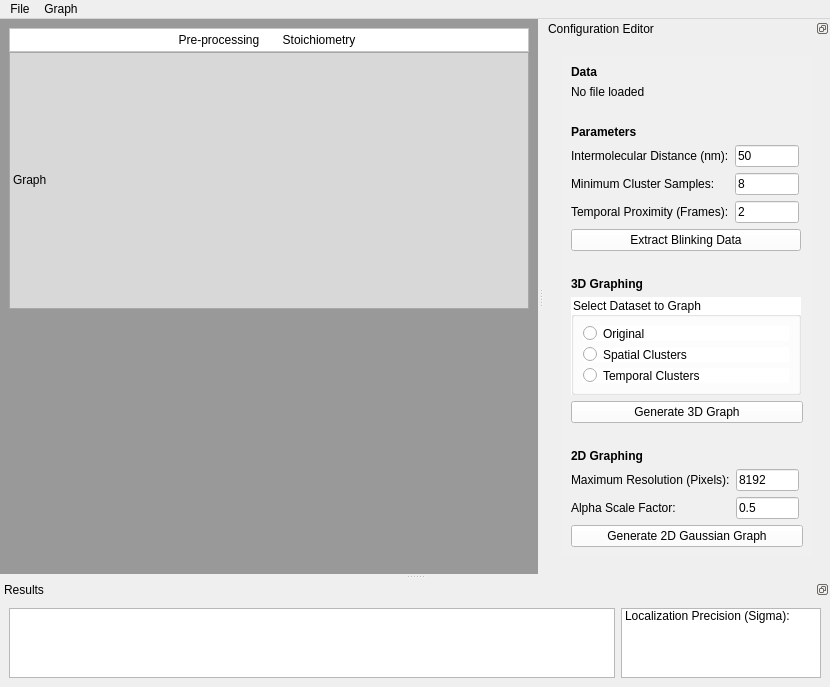
First picture: the form in main.ui, repository thericshi/protein-stoichiometry-quantifier, before the edit.
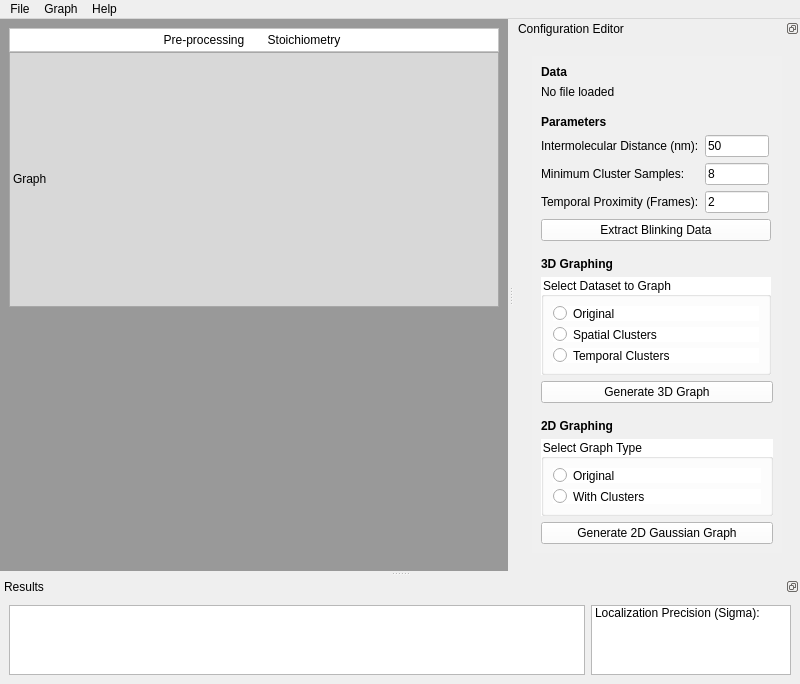
Second picture: the form after the edit.

Commit message: minor changes to UI and initialization config

Patch:
```diff
--- a/main.ui
+++ b/main.ui
@@ -6,8 +6,8 @@
    <rect>
     <x>0</x>
     <y>0</y>
-    <width>830</width>
-    <height>569</height>
+    <width>800</width>
+    <height>566</height>
    </rect>
   </property>
   <property name="sizePolicy">
@@ -322,7 +322,7 @@
     <rect>
      <x>0</x>
      <y>0</y>
-     <width>830</width>
+     <width>800</width>
      <height>18</height>
     </rect>
    </property>
@@ -339,14 +339,21 @@
     </property>
     <addaction name="actionGraph_Dataset"/>
    </widget>
+   <widget class="QMenu" name="menuHelp">
+    <property name="title">
+     <string>Help</string>
+    </property>
+    <addaction name="actionAbout"/>
+   </widget>
    <addaction name="menuFile"/>
    <addaction name="menuGraph"/>
+   <addaction name="menuHelp"/>
   </widget>
   <widget class="QDockWidget" name="confDock">
    <property name="minimumSize">
     <size>
      <width>274</width>
-     <height>461</height>
+     <height>476</height>
     </size>
    </property>
    <property name="maximumSize">
@@ -763,7 +770,7 @@
               <property name="sizeHint" stdset="0">
                <size>
                 <width>230</width>
-                <height>20</height>
+                <height>10</height>
                </size>
               </property>
              </spacer>
@@ -875,7 +882,7 @@
               <property name="sizeHint" stdset="0">
                <size>
                 <width>231</width>
-                <height>20</height>
+                <height>10</height>
                </size>
               </property>
              </spacer>
@@ -944,7 +951,7 @@
               <property name="sizeHint" stdset="0">
                <size>
                 <width>40</width>
-                <height>20</height>
+                <height>10</height>
                </size>
               </property>
              </spacer>
@@ -957,57 +964,30 @@
              </widget>
             </item>
             <item>
-             <layout class="QFormLayout" name="formLayout_4">
-              <property name="rightMargin">
-               <number>4</number>
-              </property>
-              <item row="0" column="1">
-               <widget class="QLineEdit" name="resInput">
-                <property name="maximumSize">
-                 <size>
-                  <width>100</width>
-                  <height>16777215</height>
-                 </size>
-                </property>
+             <widget class="QGroupBox" name="groupBox_3">
                 <property name="styleSheet">
                  <string notr="true">background-color: rgb(255, 255, 255);</string>
                 </property>
-                <property name="text">
-                 <string>8192</string>
-                </property>
-               </widget>
-              </item>
-              <item row="1" column="0">
-               <widget class="QLabel" name="labelLambda_3">
+              <property name="title">
+               <string>Select Graph Type</string>
+              </property>
+              <layout class="QVBoxLayout" name="verticalLayout_14">
+               <item>
+                <widget class="QRadioButton" name="radio2dOriginal">
                 <property name="text">
-                 <string>Alpha Scale Factor:</string>
+                  <string>Original</string>
                 </property>
                </widget>
               </item>
-              <item row="1" column="1">
-               <widget class="QLineEdit" name="alphaScaleInput">
-                <property name="maximumSize">
-                 <size>
-                  <width>100</width>
-                  <height>16777215</height>
-                 </size>
-                </property>
-                <property name="styleSheet">
-                 <string notr="true">background-color: rgb(255, 255, 255);</string>
-                </property>
+               <item>
+                <widget class="QRadioButton" name="radio2dClusters">
                 <property name="text">
-                 <string>0.5</string>
-                </property>
-               </widget>
-              </item>
-              <item row="0" column="0">
-               <widget class="QLabel" name="labelPi_3">
-                <property name="text">
-                 <string>Maximum Resolution (Pixels):</string>
+                  <string>With Clusters</string>
                 </property>
                </widget>
               </item>
              </layout>
+             </widget>
             </item>
             <item>
              <widget class="QPushButton" name="graph2dButton">
```
Left out of the diff: 15 changed lines with no effect on the pictures. Lines whose indentation alone changed are shown as unchanged. The commit also changes 1 other file.
